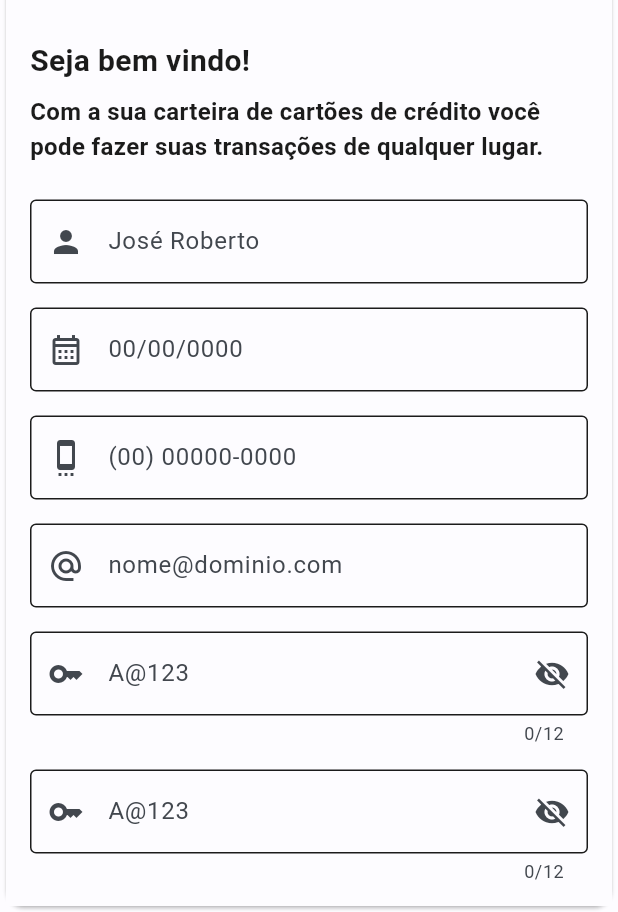
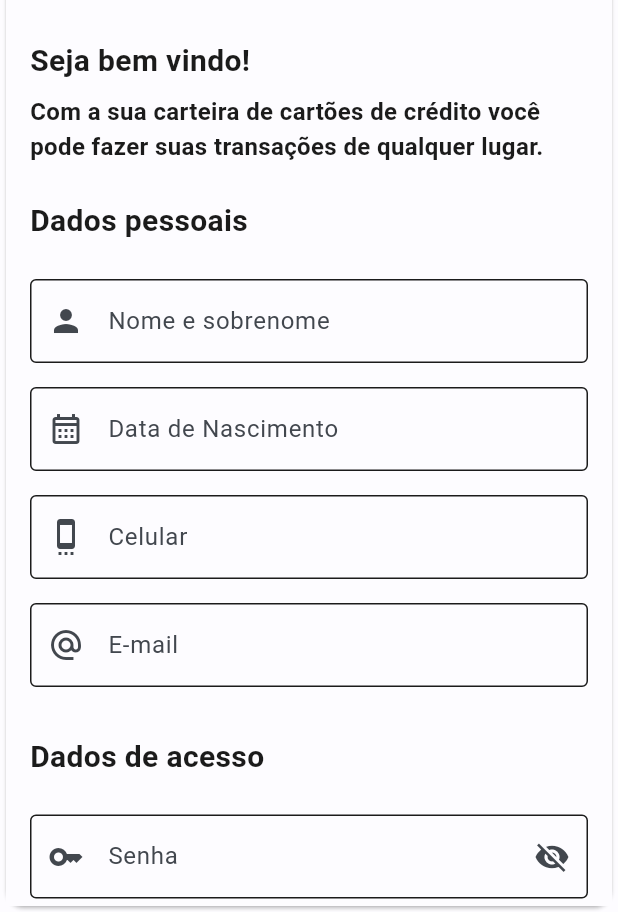
Before and after one commit to mborges18/flutter_bytebank, a Flutter app: the screen it shows after launch, tab 2 chosen, on a phone screen of 412 x 824 dp, the part 324-1236 px from its top. Run offline on Flutter 3.47's test engine with Material 3 defaults, Android fonts, the phone set to English and light mode, and no system bars; our stand-ins replace bloc, device_preview, flutter_bloc.

Commit message:
refactory data

```diff
--- a/lib/authenticator/signup/ui/signup_screen.dart
+++ b/lib/authenticator/signup/ui/signup_screen.dart
@@ -137,7 +137,10 @@ class _SignUpScreenState extends State<SignUpScreen> {
             const TextNormal(text: descriptionWellCome),
             const SizedBox(height: 8.0),
             Column(
+              crossAxisAlignment: CrossAxisAlignment.start,
               children: <Widget>[
+                const SubTitleLeft(text: "Dados pessoais"),
+                const SizedBox(height: 16.0),
                 BlocConsumer<SignUpBloc, SignUpState>(
                     listenWhen: (context, state) {
                       return (state is SignUpStateName);
@@ -232,6 +235,9 @@ class _SignUpScreenState extends State<SignUpScreen> {
                         },
                       );
                     }),
+                const SizedBox(height: 16.0),
+                const SubTitleLeft(text: "Dados de acesso"),
+                const SizedBox(height: 16.0),
                 BlocConsumer<SignUpBloc, SignUpState>(
                     listenWhen: (context, state) {
                       return (state is SignUpStatePassword);
@@ -267,7 +273,7 @@ class _SignUpScreenState extends State<SignUpScreen> {
                     builder: (context, state) {
                       return InputText(
                         textLabel: placeHolderPassword,
-                        textHint: hintPasswordConfirm,
+                        textHint: hintPassword,
                         iconStart: Icons.key,
                         isToggleSecret: true,
                         maxLength: 12,
--- a/lib/util/string/strings.dart
+++ b/lib/util/string/strings.dart
@@ -10,18 +10,18 @@ const actionAccess = "Acessar";
 const actionRegister = "Cadastrar";
 const actionForgotPassword = "Esqueci a senha";
 
-const hintName = "Nome e sobrenome";
-const hintBirthDate = "Data de Nascimento";
-const hintPhone = "Celular";
-const hintEmail = "E-mail";
-const hintPassword = "Senha";
-const hintPasswordConfirm = "Confirmar senha";
+const placeHolderName = "Nome e sobrenome";
+const placeHolderBirthDate = "Data de Nascimento";
+const placeHolderPhone = "Celular";
+const placeHolderEmail = "E-mail";
+const placeHolderPassword = "Senha";
+const placeHolderPasswordConfirm = "Confirmar senha";
 
-const placeHolderName = "José Roberto";
-const placeHolderBirthDate = "00/00/0000";
-const placeHolderPhone = "(00) 00000-0000";
-const placeHolderEmail = "nome@dominio.com";
-const placeHolderPassword = "A@123";
+const hintName = "Ex: José Roberto";
+const hintBirthDate = "Ex: 00/00/0000";
+const hintPhone = "Ex: (00) 00000-0000";
+const hintEmail = "Ex: nome@dominio.com";
+const hintPassword = "Ex: A@123";
 
 const msgEmailInvalid = "E-mail inválido";
 const msgEmailUnauthorized = "Seu e-mail pode estar errado";
```
